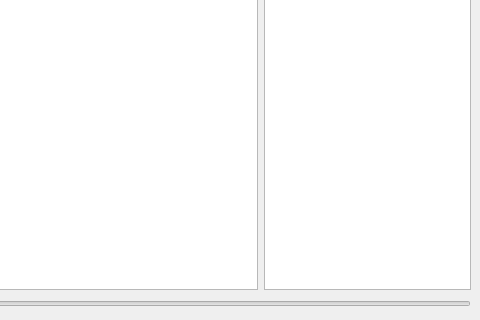
gustavo-depaula/dicom-reader, file design/interfacegráfica.ui: the form before one commit; both pictures show x 201 to 681 and y 143 to 463 of the 681 by 463 pixel window.
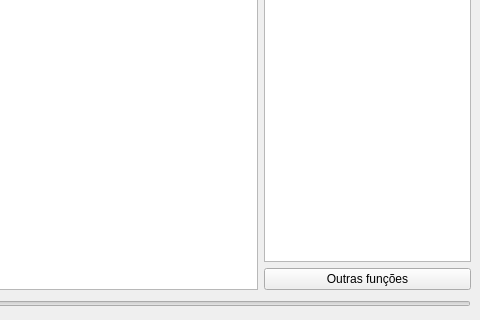
The form after the commit. Icons and pictures are not drawn. Custom widgets are drawn as their Qt base class.

Patch:
```diff
--- a/design/interfacegráfica.ui
+++ b/design/interfacegráfica.ui
@@ -39,6 +39,9 @@
       </item>
       <item>
        <layout class="QVBoxLayout" name="verticalLayout_2">
+        <property name="sizeConstraint">
+         <enum>QLayout::SetDefaultConstraint</enum>
+        </property>
         <item>
          <layout class="QHBoxLayout" name="horizontalLayout_2">
           <item>
@@ -58,7 +61,31 @@
          </layout>
         </item>
         <item>
-         <widget class="QListWidget" name="listInfo"/>
+         <widget class="QListWidget" name="listInfo">
+          <property name="sizePolicy">
+           <sizepolicy hsizetype="Expanding" vsizetype="Expanding">
+            <horstretch>0</horstretch>
+            <verstretch>0</verstretch>
+           </sizepolicy>
+          </property>
+         </widget>
+        </item>
+        <item>
+         <layout class="QHBoxLayout" name="horizontalLayout_3">
+          <item>
+           <widget class="QPushButton" name="btnXtra">
+            <property name="sizePolicy">
+             <sizepolicy hsizetype="Preferred" vsizetype="Fixed">
+              <horstretch>0</horstretch>
+              <verstretch>0</verstretch>
+             </sizepolicy>
+            </property>
+            <property name="text">
+             <string>Outras funções</string>
+            </property>
+           </widget>
+          </item>
+         </layout>
         </item>
        </layout>
       </item>
```
